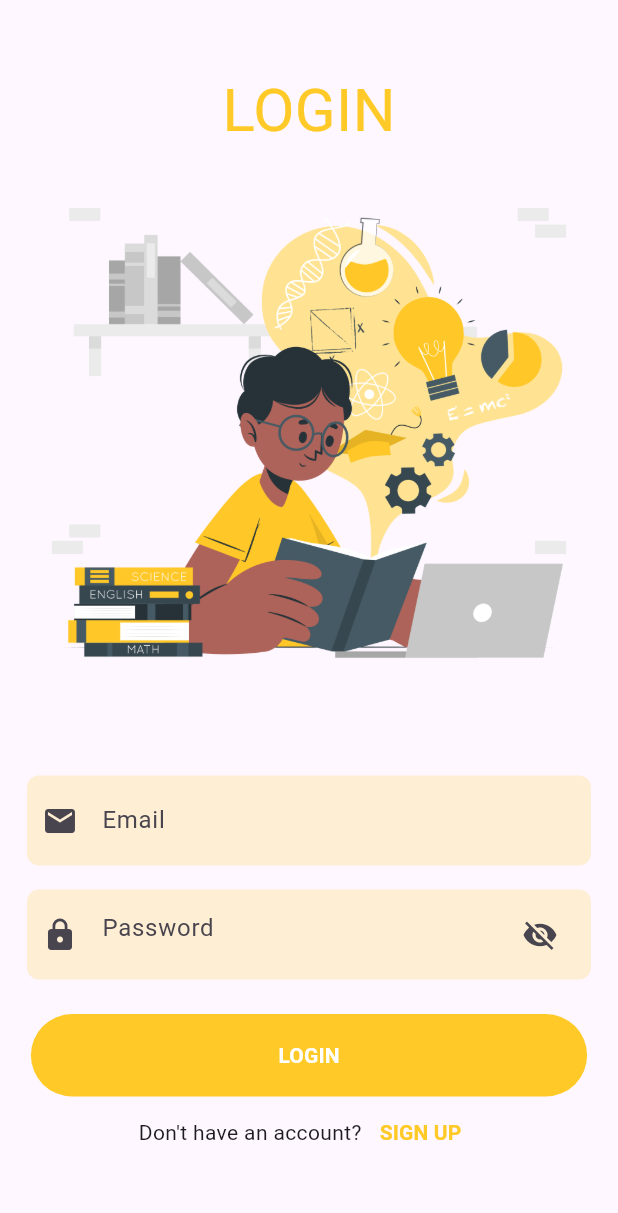
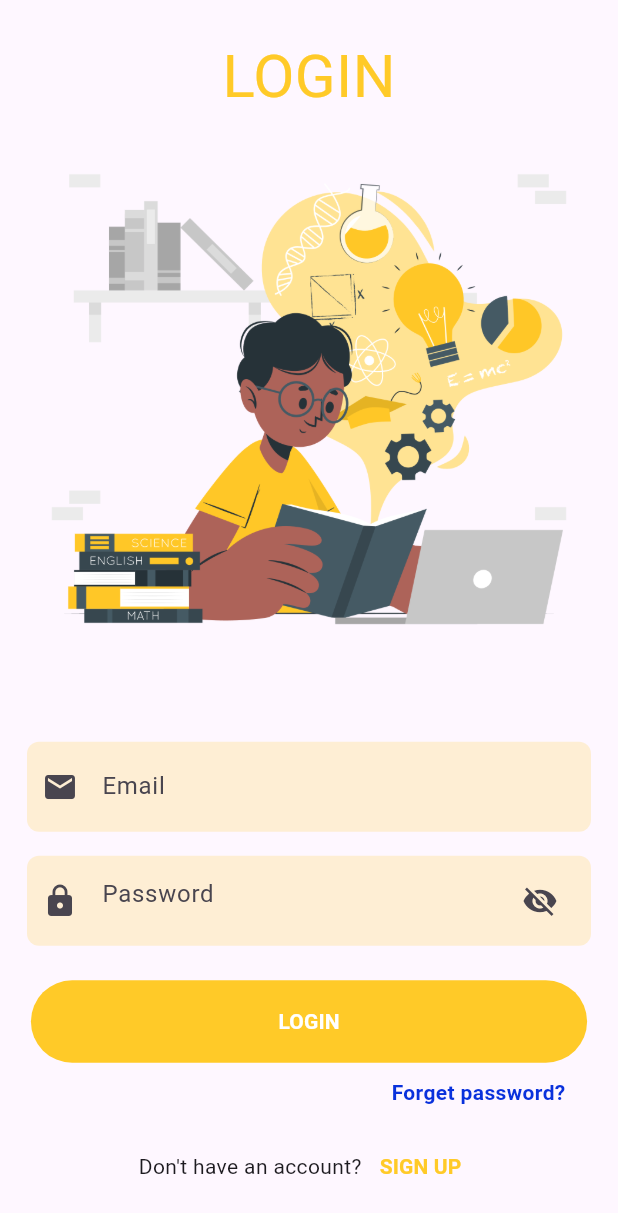
Before and after one commit to AryanBhimani/Notes-App, a Flutter app: the Login screen opened directly, on a phone screen of 412 x 824 dp. Shown: the top 1213 px of the screen. Run offline on Flutter 3.47's test engine with Material 3 defaults, Android fonts, the phone set to English and light mode, and no system bars; our stand-ins replace cloud_firestore, firebase_auth, firebase_core, image_picker, shared_preferences; missing offline and left inert: google_gemini; accounts and stored records are empty.

Commit message:
home and login and signup

```diff
--- a/lib/Home /home.dart
+++ b/lib/Home /home.dart
@@ -4,8 +4,8 @@ import 'package:notes_app/Home%20/AI-Image.dart';
 import 'package:notes_app/Home%20/AI.dart';
 import 'package:notes_app/Home%20/profile.dart';
 import 'package:notes_app/Login%20/login.dart';
-import '../models/note.dart';
-import '../services/firestore_service.dart';
+import '../Models/note.dart';
+import '../Services/firestore_service.dart';
 
 class Home extends StatefulWidget {
   const Home({super.key});
--- a/lib/Login /login.dart
+++ b/lib/Login /login.dart
@@ -104,6 +104,26 @@ class _LoginState extends State<Login> {
                       ),
                     ),
                   ),
+                  SizedBox(height: 10),
+                  Padding(padding: const EdgeInsets.symmetric(horizontal: 25.0),
+                    child: Row(
+                      mainAxisAlignment: MainAxisAlignment.end,
+                      children: [
+                        GestureDetector(
+                          onTap: () {
+                            Navigator.push(context, MaterialPageRoute(builder: (context)=>const ForgetPassword()));
+                          },
+                          child: Text('Forget password?',
+                            style: TextStyle(
+                              color: Color(0xff0931dc),
+                              fontWeight: FontWeight.bold,
+                            ),
+                          ),
+                        ),
+                      ],
+                    ),
+                  ),
+                  SizedBox(height: 15),
                   Row(
                     mainAxisAlignment: MainAxisAlignment.center,
                     children: [
--- a/lib/services/firestore_service.dart
+++ b/lib/Services/firestore_service.dart
@@ -1,5 +1,5 @@
 import 'package:cloud_firestore/cloud_firestore.dart';
-import '../models/note.dart';
+import '../Models/note.dart';
 
 class FirestoreService {
   final FirebaseFirestore _firestore = FirebaseFirestore.instance;
```
Also changed, not shown: lib/Models/note.dart (renamed from lib/models/note.dart).
